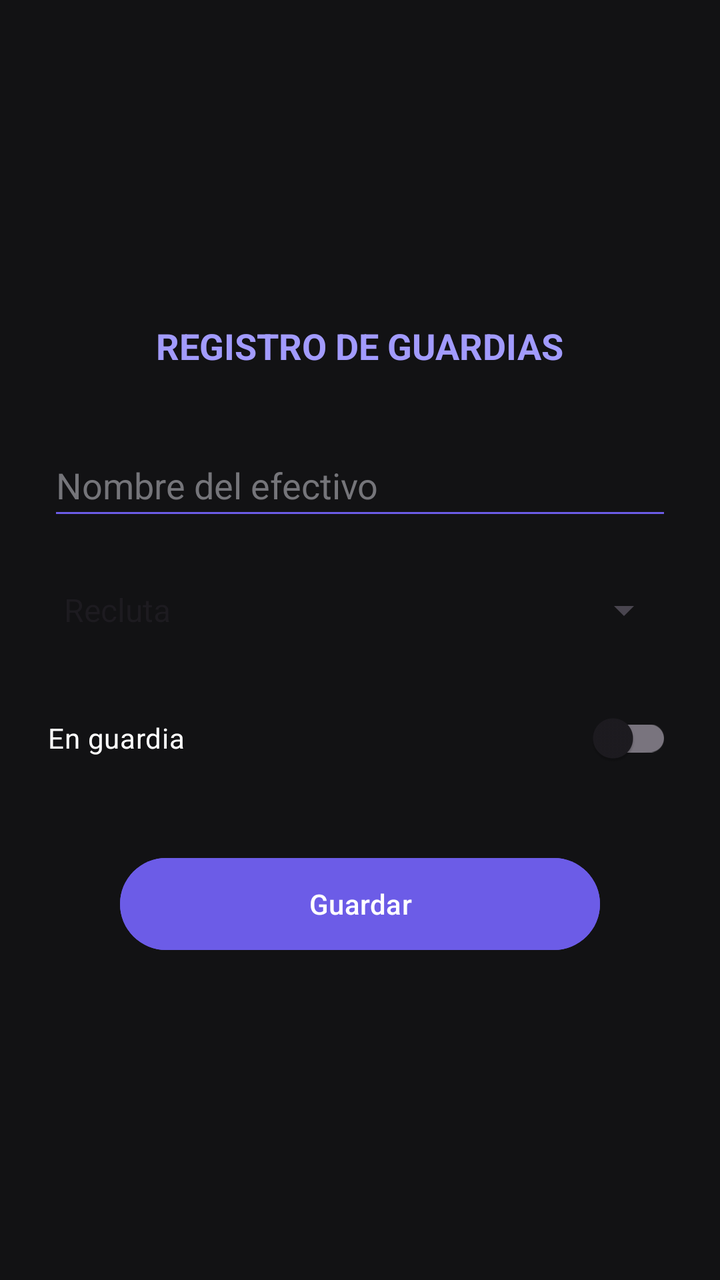
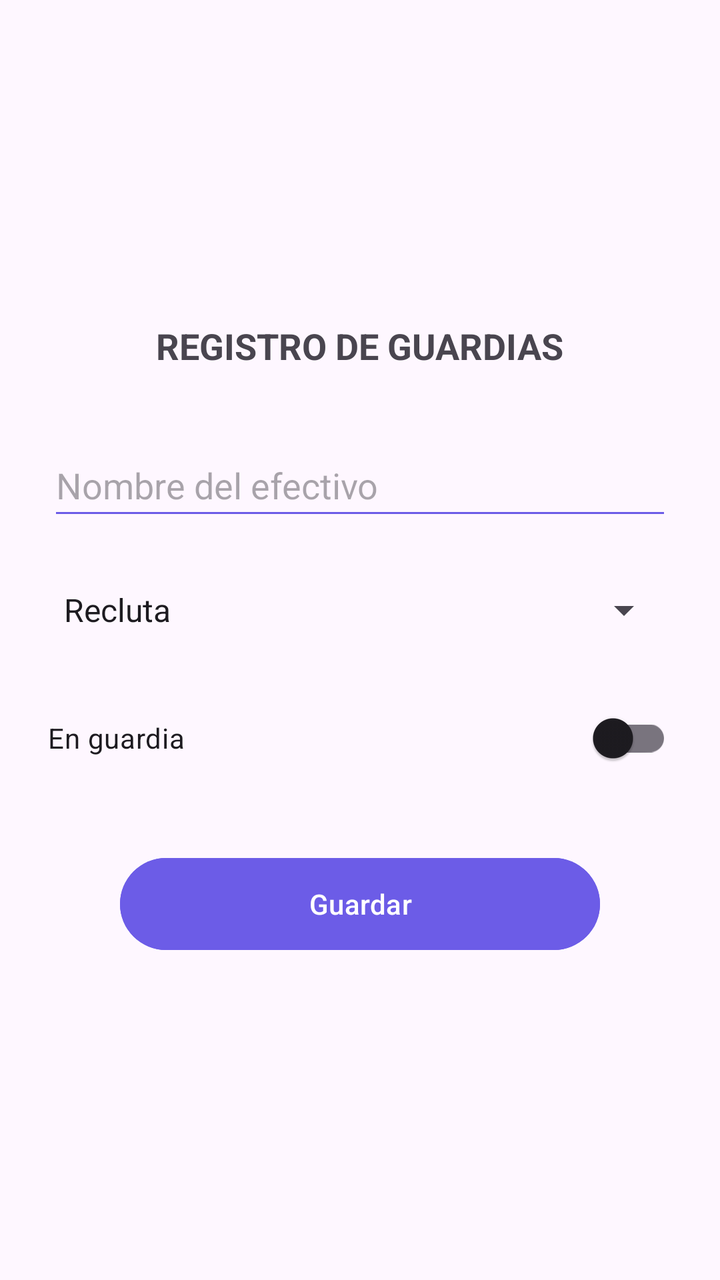

Compare the two renders of this Android layout. The source of the first and the diff that turns it into the second are given below.
<!-- AndroidManifest.xml: application theme Theme.NavarroMartinez_Jaime_UT7_lab9 -->
<!-- res/layout/activity_guardia.xml -->
<?xml version="1.0" encoding="utf-8"?>
<LinearLayout
    xmlns:android="http://schemas.android.com/apk/res/android"
    android:layout_width="match_parent"
    android:layout_height="match_parent"
    android:orientation="vertical"
    android:gravity="center"
    android:padding="24dp"
    android:background="#121214">

    <TextView
        android:layout_width="wrap_content"
        android:layout_height="wrap_content"
        android:text="REGISTRO DE GUARDIAS"
        android:textColor="#A29BFE"
        android:textSize="18sp"
        android:textStyle="bold"
        android:layout_marginBottom="32dp"/>

    <EditText
        android:id="@+id/etSoldado"
        android:layout_width="match_parent"
        android:layout_height="48dp"
        android:hint="Nombre del efectivo"
        android:textColor="#FFFFFF"
        android:textColorHint="#75757A"
        android:backgroundTint="#6C5CE7"
        android:inputType="textPersonName"
        android:layout_marginBottom="16dp"/>

    <Spinner
        android:id="@+id/spRango"
        android:layout_width="match_parent"
        android:layout_height="48dp"
        android:entries="@array/rangos"
        android:layout_marginBottom="16dp"/>

    <androidx.appcompat.widget.SwitchCompat
        android:id="@+id/swEstado"
        android:layout_width="match_parent"
        android:layout_height="wrap_content"
        android:text="En guardia"
        android:textColor="#FFFFFF"
        android:layout_marginBottom="32dp"/>

    <Button
        android:id="@+id/btnGuardar"
        android:layout_width="240dp"
        android:layout_height="54dp"
        android:text="Guardar"
        android:backgroundTint="#6C5CE7"/>

</LinearLayout>
<!-- resources referenced by this layout -->
<resources>
  <string-array name="rangos">
          <item>Recluta</item>
          <item>Capitán</item>
          <item>Veterano</item>
      </string-array>
  <style name="Theme.NavarroMartinez_Jaime_UT7_lab9" parent="Base.Theme.NavarroMartinez_Jaime_UT7_lab9" />
  <style name="Base.Theme.NavarroMartinez_Jaime_UT7_lab9" parent="Theme.Material3.DayNight.NoActionBar">
          
          
      </style>
</resources>

<!-- the commit's change to res/layout/activity_guardia.xml (unified diff, before → after) -->
@@ -5,14 +5,12 @@
     android:layout_height="match_parent"
     android:orientation="vertical"
     android:gravity="center"
-    android:padding="24dp"
-    android:background="#121214">
+    android:padding="24dp">
 
     <TextView
         android:layout_width="wrap_content"
         android:layout_height="wrap_content"
         android:text="REGISTRO DE GUARDIAS"
-        android:textColor="#A29BFE"
         android:textSize="18sp"
         android:textStyle="bold"
         android:layout_marginBottom="32dp"/>
@@ -22,8 +20,6 @@
         android:layout_width="match_parent"
         android:layout_height="48dp"
         android:hint="Nombre del efectivo"
-        android:textColor="#FFFFFF"
-        android:textColorHint="#75757A"
         android:backgroundTint="#6C5CE7"
         android:inputType="textPersonName"
         android:layout_marginBottom="16dp"/>
@@ -40,7 +36,6 @@
         android:layout_width="match_parent"
         android:layout_height="wrap_content"
         android:text="En guardia"
-        android:textColor="#FFFFFF"
         android:layout_marginBottom="32dp"/>
 
     <Button
